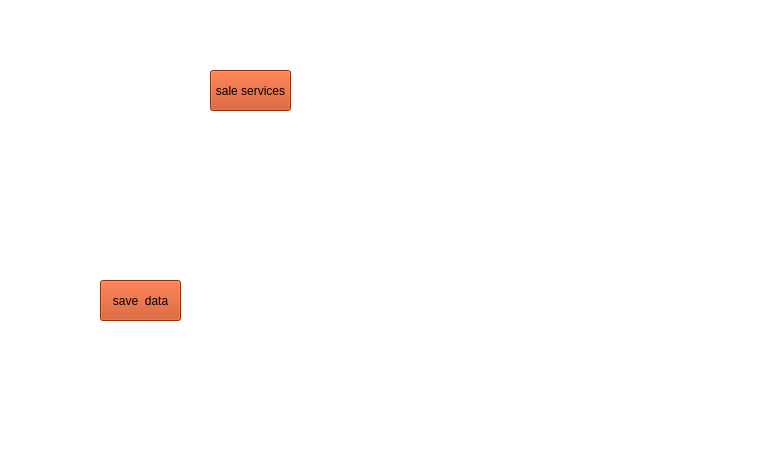
zolfaShefreie/carpet_factory, file first_page.ui: the form before one commit.
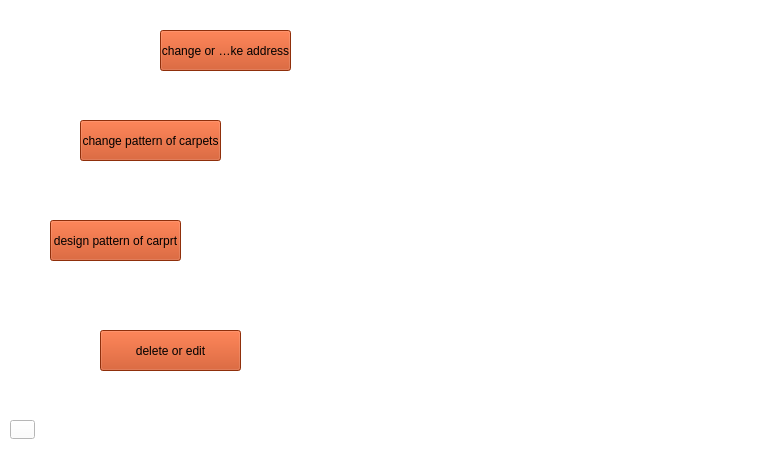
The form after the commit. The open tabs and pages were chosen to show the change. Icons and pictures are not drawn.

```diff
--- a/first_page.ui
+++ b/first_page.ui
@@ -16,13 +16,26 @@
   <property name="styleSheet">
    <string notr="true">background-color: rgb(255, 255, 255);</string>
   </property>
+  <widget class="QStackedWidget" name="stackedWidget">
+   <property name="geometry">
+    <rect>
+     <x>10</x>
+     <y>0</y>
+     <width>771</width>
+     <height>451</height>
+    </rect>
+   </property>
+   <property name="currentIndex">
+    <number>1</number>
+   </property>
+   <widget class="QWidget" name="page">
   <widget class="QLabel" name="label">
    <property name="geometry">
     <rect>
-     <x>270</x>
+       <x>260</x>
      <y>0</y>
-     <width>581</width>
-     <height>451</height>
+       <width>541</width>
+       <height>481</height>
     </rect>
    </property>
    <property name="styleSheet">
@@ -35,9 +48,9 @@
   <widget class="QToolButton" name="toolButton">
    <property name="geometry">
     <rect>
-     <x>210</x>
-     <y>70</y>
-     <width>81</width>
+       <x>150</x>
+       <y>80</y>
+       <width>121</width>
      <height>41</height>
     </rect>
    </property>
@@ -51,9 +64,9 @@
   <widget class="QToolButton" name="toolButton_2">
    <property name="geometry">
     <rect>
-     <x>100</x>
-     <y>280</y>
-     <width>81</width>
+       <x>70</x>
+       <y>250</y>
+       <width>121</width>
      <height>41</height>
     </rect>
    </property>
@@ -65,8 +78,189 @@
    </property>
   </widget>
  </widget>
- <resources>
-  <include location="../../Desktop/carpet/j.qrc"/>
- </resources>
+   <widget class="QWidget" name="page_4">
+    <widget class="QLabel" name="label_3">
+     <property name="geometry">
+      <rect>
+       <x>260</x>
+       <y>0</y>
+       <width>511</width>
+       <height>451</height>
+      </rect>
+     </property>
+     <property name="styleSheet">
+      <string notr="true">background-image: url(C:/Users/Narm-gostar/Documents/GitHub/web-crawler/carpet_factory/background/1368_طرح های فرش.jpg);</string>
+     </property>
+     <property name="text">
+      <string/>
+     </property>
+    </widget>
+    <widget class="QToolButton" name="toolButton_8">
+     <property name="geometry">
+      <rect>
+       <x>60</x>
+       <y>260</y>
+       <width>131</width>
+       <height>41</height>
+      </rect>
+     </property>
+     <property name="styleSheet">
+      <string notr="true">background-color: rgb(200, 66, 16);</string>
+     </property>
+     <property name="text">
+      <string>patten</string>
+     </property>
+    </widget>
+    <widget class="QToolButton" name="toolButton_9">
+     <property name="geometry">
+      <rect>
+       <x>150</x>
+       <y>70</y>
+       <width>131</width>
+       <height>41</height>
+      </rect>
+     </property>
+     <property name="styleSheet">
+      <string notr="true">background-color: rgb(200, 66, 16);</string>
+     </property>
+     <property name="text">
+      <string>moeny</string>
+     </property>
+    </widget>
+    <widget class="QToolButton" name="toolButton_7">
+     <property name="geometry">
+      <rect>
+       <x>10</x>
+       <y>420</y>
+       <width>25</width>
+       <height>19</height>
+      </rect>
+     </property>
+     <property name="text">
+      <string/>
+     </property>
+     <property name="icon">
+      <iconset>
+       <normalon>icons8-back-button-48.png</normalon>
+      </iconset>
+     </property>
+     <property name="iconSize">
+      <size>
+       <width>20</width>
+       <height>20</height>
+      </size>
+     </property>
+    </widget>
+   </widget>
+   <widget class="QWidget" name="page_3">
+    <widget class="QLabel" name="label_2">
+     <property name="geometry">
+      <rect>
+       <x>260</x>
+       <y>0</y>
+       <width>511</width>
+       <height>451</height>
+      </rect>
+     </property>
+     <property name="styleSheet">
+      <string notr="true">background-image: url(C:/Users/Narm-gostar/Documents/GitHub/web-crawler/carpet_factory/background/1368_طرح های فرش.jpg);</string>
+     </property>
+     <property name="text">
+      <string/>
+     </property>
+    </widget>
+    <widget class="QToolButton" name="toolButton_3">
+     <property name="geometry">
+      <rect>
+       <x>150</x>
+       <y>30</y>
+       <width>131</width>
+       <height>41</height>
+      </rect>
+     </property>
+     <property name="styleSheet">
+      <string notr="true">background-color: rgb(200, 66, 16);</string>
+     </property>
+     <property name="text">
+      <string>change or make address</string>
+     </property>
+    </widget>
+    <widget class="QToolButton" name="toolButton_4">
+     <property name="geometry">
+      <rect>
+       <x>90</x>
+       <y>330</y>
+       <width>141</width>
+       <height>41</height>
+      </rect>
+     </property>
+     <property name="styleSheet">
+      <string notr="true">background-color: rgb(200, 66, 16);</string>
+     </property>
+     <property name="text">
+      <string>delete or edit</string>
+     </property>
+    </widget>
+    <widget class="QToolButton" name="toolButton_5">
+     <property name="geometry">
+      <rect>
+       <x>40</x>
+       <y>220</y>
+       <width>131</width>
+       <height>41</height>
+      </rect>
+     </property>
+     <property name="styleSheet">
+      <string notr="true">background-color: rgb(200, 66, 16);</string>
+     </property>
+     <property name="text">
+      <string>design pattern of carprt</string>
+     </property>
+    </widget>
+    <widget class="QToolButton" name="toolButton_6">
+     <property name="geometry">
+      <rect>
+       <x>70</x>
+       <y>120</y>
+       <width>141</width>
+       <height>41</height>
+      </rect>
+     </property>
+     <property name="styleSheet">
+      <string notr="true">background-color: rgb(200, 66, 16);</string>
+     </property>
+     <property name="text">
+      <string>change pattern of carpets</string>
+     </property>
+    </widget>
+    <widget class="QToolButton" name="back">
+     <property name="geometry">
+      <rect>
+       <x>0</x>
+       <y>420</y>
+       <width>25</width>
+       <height>19</height>
+      </rect>
+     </property>
+     <property name="text">
+      <string/>
+     </property>
+     <property name="icon">
+      <iconset>
+       <normalon>icons8-back-button-48.png</normalon>
+      </iconset>
+     </property>
+     <property name="iconSize">
+      <size>
+       <width>20</width>
+       <height>20</height>
+      </size>
+     </property>
+    </widget>
+   </widget>
+   <widget class="QWidget" name="page_2"/>
+  </widget>
+ </widget>
+ <resources/>
  <connections/>
 </ui>
```
Left out of the diff: 2 changed lines with no effect on the pictures. Lines whose indentation alone changed are shown as unchanged.
